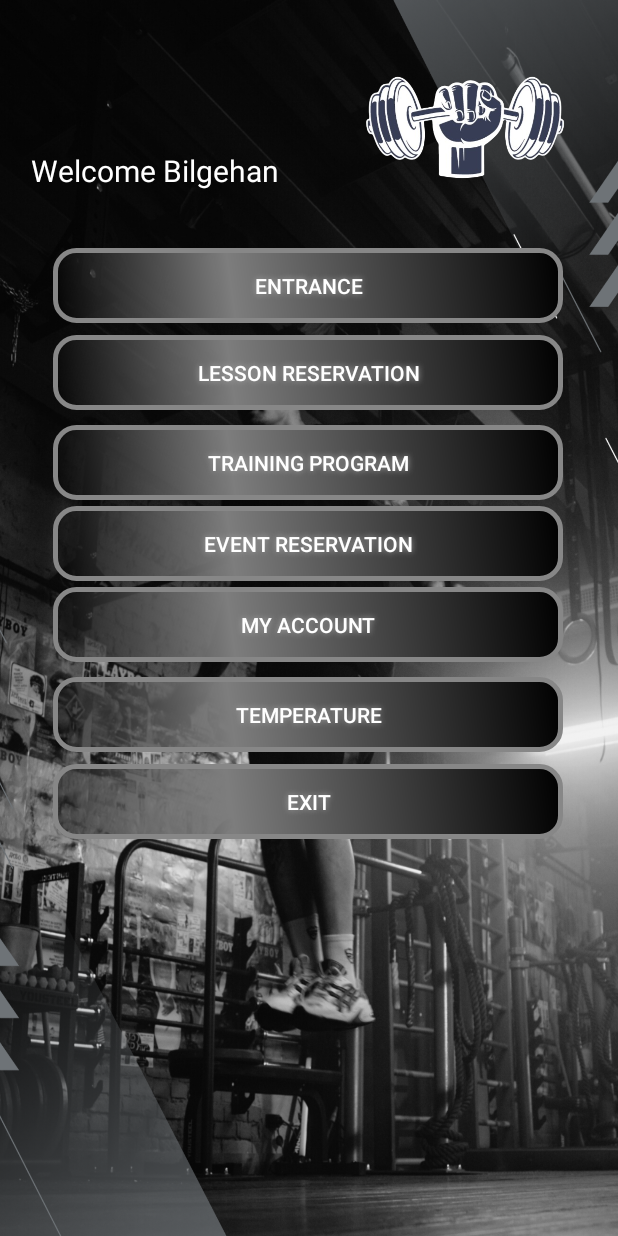
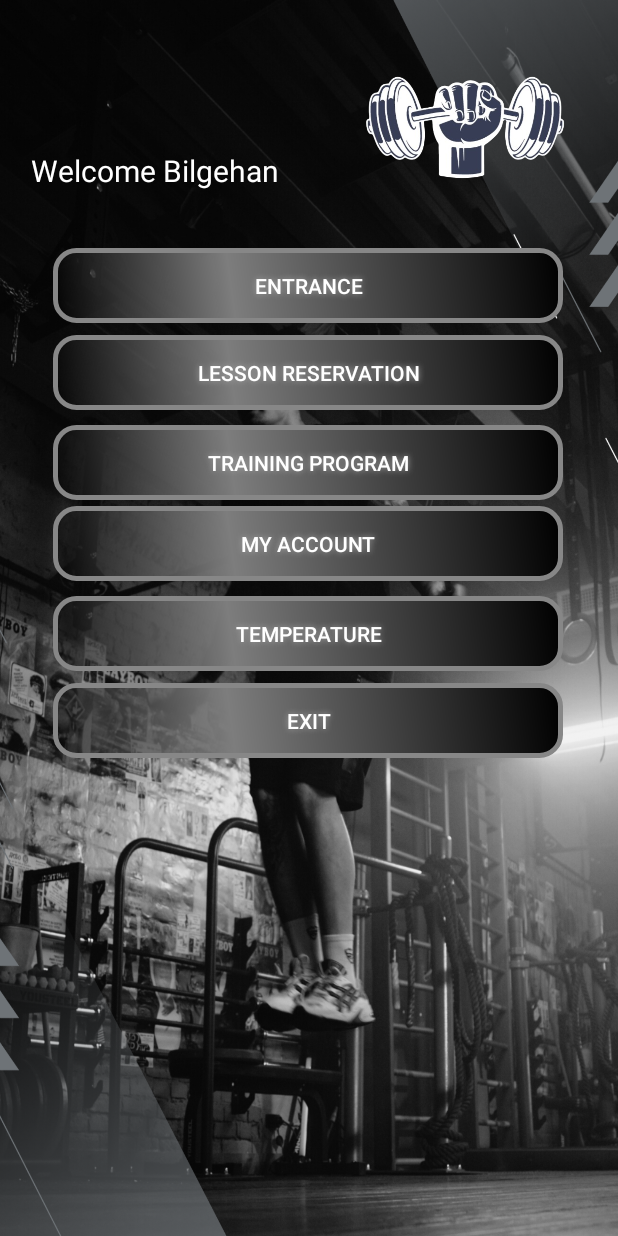
Before and after one commit to bilgehandk/ManBox, an Android app: the layout activity_menu_screen.xml on its own in the app's theme, with its tools: preview values and no code run, on a phone screen of 412 x 824 dp. Run offline under Robolectric (Android 15) with nearby library versions, the phone set to English and light mode, and no system bars.

Commit message:
reservation toast message

```diff
--- a/app/src/main/java/com/bilgehandemirkaya/manbox/MenuScreen.kt
+++ b/app/src/main/java/com/bilgehandemirkaya/manbox/MenuScreen.kt
@@ -54,6 +54,9 @@ class MenuScreen : AppCompatActivity() {
             val intent = Intent(this, WeatherActivity::class.java)
             startActivity(intent)
         }
+
+
+
     }
 
 
--- a/app/src/main/java/com/bilgehandemirkaya/manbox/TraningActivity.kt
+++ b/app/src/main/java/com/bilgehandemirkaya/manbox/TraningActivity.kt
@@ -38,6 +38,7 @@ class TraningActivity : AppCompatActivity(), DatePickerFragment.DatePickerListen
         binding.recyclerCustomerView.layoutManager = LinearLayoutManager(this)
 
         activitySystemViewModel.performActivity()
+
 
         loginViewModel.lastUser.observe(this, Observer { lastUser ->
             if (lastUser != null) {
--- a/app/src/main/java/com/bilgehandemirkaya/manbox/recyclier_ViewDailyActivity.kt
+++ b/app/src/main/java/com/bilgehandemirkaya/manbox/recyclier_ViewDailyActivity.kt
@@ -42,9 +42,12 @@
         holder.addMembershipBtn.setOnClickListener {
             // Ensure that the context is a LifecycleOwner
             val intent = activity.intent
+            val context = holder.itemView.context
             intent.putExtra("id", id)
             //Call addMembershipDB() function
             activity.addMembershipDB()
+            // Show a Toast message
+            Toast.makeText(context, "Reservation is done", Toast.LENGTH_SHORT).show()
 
         }
     }
--- a/app/src/main/res/layout/activity_menu_screen.xml
+++ b/app/src/main/res/layout/activity_menu_screen.xml
@@ -49,26 +49,6 @@
         app:layout_constraintTop_toBottomOf="@+id/button9" />
 
     <Button
-        android:id="@+id/button7"
-        android:layout_width="340dp"
-        android:layout_height="50dp"
-        android:layout_marginTop="4dp"
-        android:background="@drawable/button_shape"
-        android:gravity="center"
-        android:shadowColor="#A8A8A8"
-        android:shadowDx="0"
-        android:shadowDy="0"
-        android:shadowRadius="5"
-        android:text="Event ReservatIon"
-        android:textColor="@color/white"
-        app:icon="@drawable/ic_launcher_foreground"
-        app:iconSize="32dp"
-        app:layout_constraintEnd_toEndOf="parent"
-        app:layout_constraintHorizontal_bias="0.492"
-        app:layout_constraintStart_toStartOf="parent"
-        app:layout_constraintTop_toBottomOf="@+id/button6" />
-
-    <Button
         android:id="@+id/button8"
         android:layout_width="340dp"
         android:layout_height="50dp"
@@ -86,7 +66,7 @@
         app:layout_constraintEnd_toEndOf="parent"
         app:layout_constraintHorizontal_bias="0.492"
         app:layout_constraintStart_toStartOf="parent"
-        app:layout_constraintTop_toBottomOf="@+id/button7" />
+        app:layout_constraintTop_toBottomOf="@+id/button6" />
 
     <Button
         android:id="@+id/button5"
```
Also changed, not shown: app/src/main/res/layout/activity_account.xml (+0 -16 lines), app/src/main/res/layout/activity_recyclier_view_daily.xml (+8 -4 lines).
